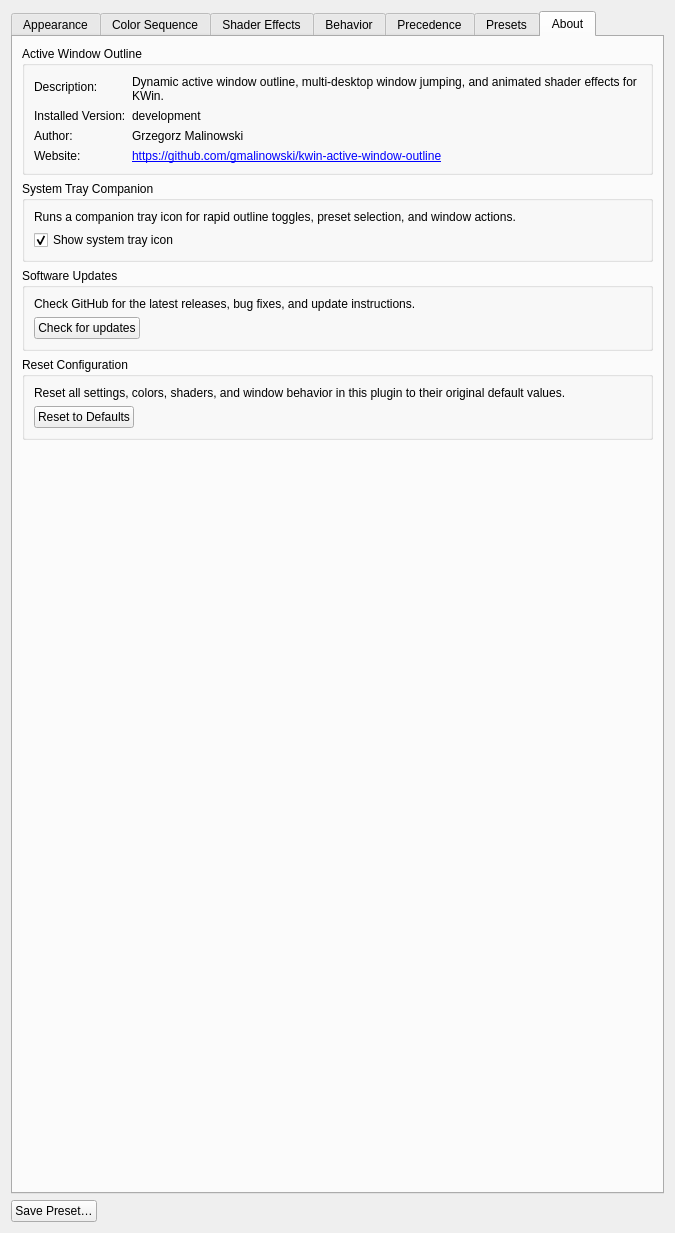
Before: the Qt Designer form activewindowoutline_config.ui in gmalinowski/LeapK, drawn with Qt 5.
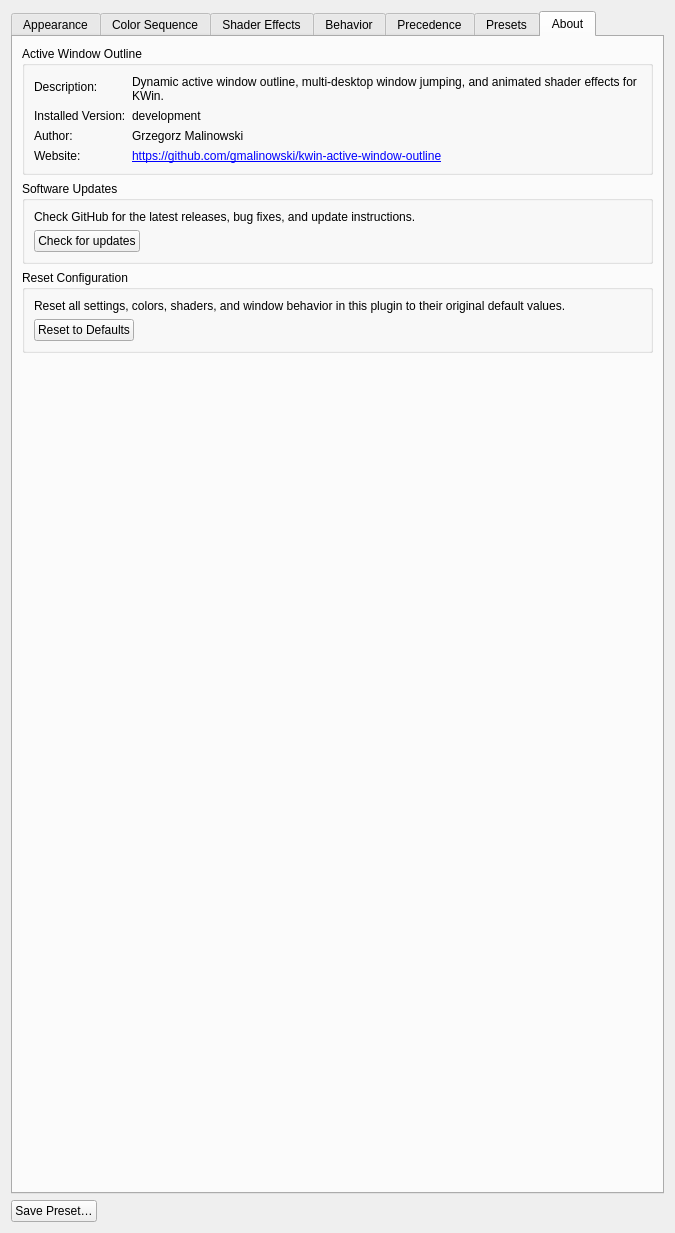
After: the same form once the commit is applied. The open tabs and pages were chosen to show the change. Icons and pictures are not drawn. Custom widgets are drawn as their Qt base class.

Commit message: feat(tray): redesign tray menu with shortcuts, presets, timestamp save, update checker, and settings GUI

```diff
--- a/activewindowoutline_config.ui
+++ b/activewindowoutline_config.ui
@@ -598,6 +598,20 @@
         </widget>
        </item>
 
+       <item row="14" column="0" colspan="2">
+        <widget class="QCheckBox" name="kcfg_TrayIconEnabled">
+         <property name="text">
+          <string>Show system tray icon (companion for quick controls, presets, and shortcuts)</string>
+         </property>
+         <property name="toolTip">
+          <string>Displays an icon in the system tray area allowing quick outline toggling, preset activation, and shortcut reference.</string>
+         </property>
+         <property name="checked">
+          <bool>true</bool>
+         </property>
+        </widget>
+       </item>
+
       </layout>
      </widget>
 
@@ -2396,38 +2410,6 @@
          </layout>
         </widget>
        </item>
-       <item>
-        <widget class="QGroupBox" name="groupTray">
-         <property name="title">
-          <string>System Tray Companion</string>
-         </property>
-         <layout class="QVBoxLayout" name="verticalLayoutTray">
-          <item>
-           <widget class="QLabel" name="label_trayDesc">
-            <property name="text">
-             <string>Runs a companion tray icon for rapid outline toggles, preset selection, and window actions.</string>
-            </property>
-            <property name="wordWrap">
-             <bool>true</bool>
-            </property>
-           </widget>
-          </item>
-          <item>
-           <widget class="QCheckBox" name="kcfg_TrayIconEnabled">
-            <property name="text">
-             <string>Show system tray icon</string>
-            </property>
-            <property name="toolTip">
-             <string>Enable the companion system tray icon in the system notification area.</string>
-            </property>
-            <property name="checked">
-             <bool>true</bool>
-            </property>
-           </widget>
-          </item>
-         </layout>
-        </widget>
-       </item>
        <item>
         <widget class="QGroupBox" name="groupUpdates">
          <property name="title">
```
The commit also changes 9 other files.
